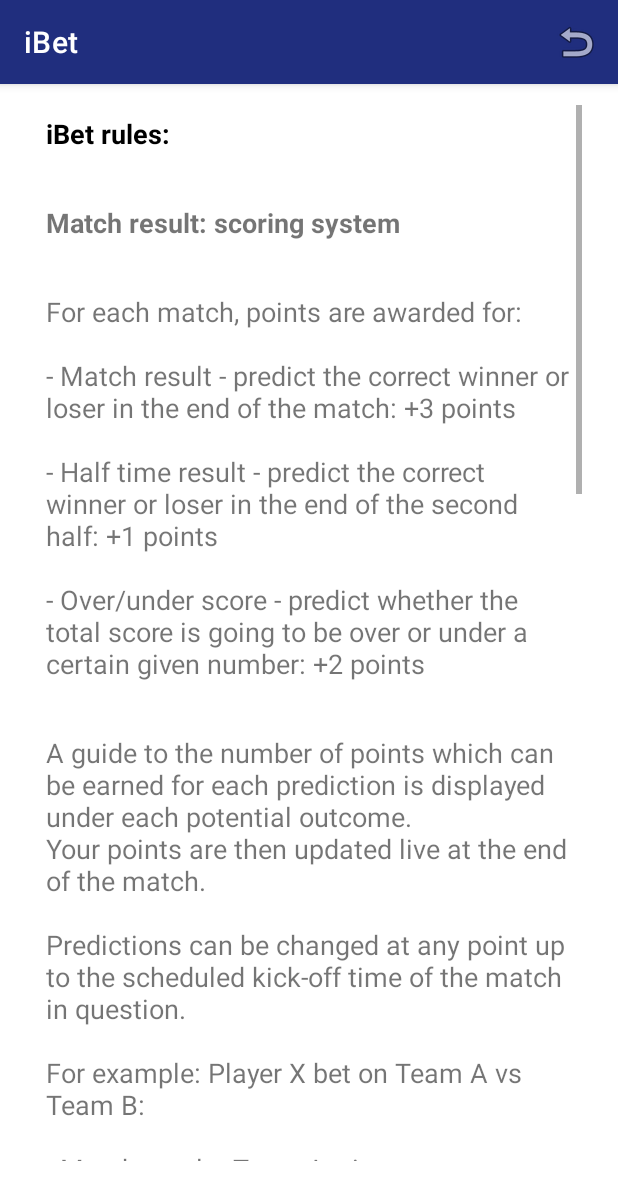
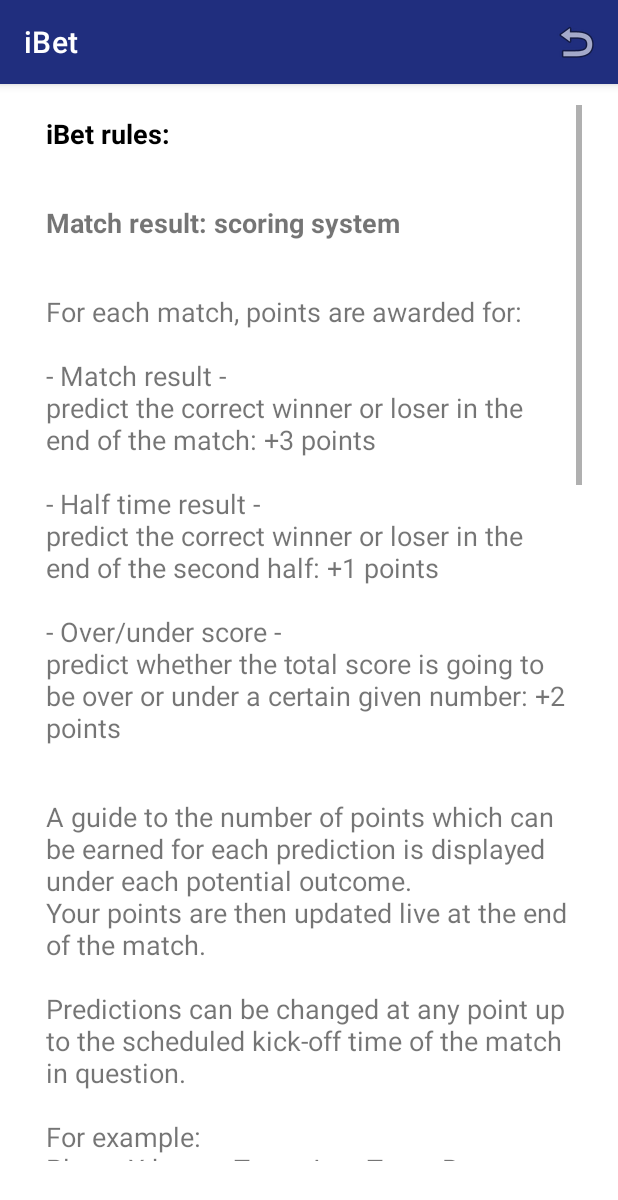
Before and after one commit to EdenShtein/iBet, an Android app: the RulesFragment screen opened through its navigation route, on a phone screen of 412 x 824 dp. Shown: the top 1200 px of the screen. Run offline under Robolectric (Android 15) with nearby library versions, the phone set to English and light mode, and no system bars.

Commit message:
fixed rules fregmant

```diff
--- a/app/src/main/java/com/example/ibet/MainActivity.java
+++ b/app/src/main/java/com/example/ibet/MainActivity.java
@@ -16,7 +16,6 @@ public class MainActivity extends AppCompatActivity {
     SharedPreferences pref;
     SharedPreferences.Editor editor;
 
-
     @Override
     protected void onCreate(Bundle savedInstanceState) {
         super.onCreate(savedInstanceState);
@@ -33,6 +32,7 @@ public class MainActivity extends AppCompatActivity {
             }
         }
     }
+
     public void userIsLogin() {
         navController.navigate(R.id.action_login_to_mainFreed);
     }
--- a/app/src/main/java/com/example/ibet/MainFeedFragment.java
+++ b/app/src/main/java/com/example/ibet/MainFeedFragment.java
@@ -90,12 +90,14 @@ public class MainFeedFragment extends Fragment {
         myDialog.setContentView(R.layout.fragment_invitation_pop_up);
         closeBtn = myDialog.findViewById(R.id.pop_close_btn);
         confirmBtn = (Button) myDialog.findViewById(R.id.pop_confirm_btn);
+
         closeBtn.setOnClickListener(new View.OnClickListener() {
             @Override
             public void onClick(View v) {
                 myDialog.dismiss();
             }
         });
+
         confirmBtn.setOnClickListener(new View.OnClickListener() {
             @Override
             public void onClick(View v) {
@@ -138,7 +140,7 @@ public class MainFeedFragment extends Fragment {
             default:
 
         }
+
         return super.onOptionsItemSelected(item);
-
     }
 }
--- a/app/src/main/java/com/example/ibet/MyProfileFragment.java
+++ b/app/src/main/java/com/example/ibet/MyProfileFragment.java
@@ -54,7 +54,6 @@ public class MyProfileFragment extends Fragment {
         groupAdapter.setGroupsData(groupList);
         groupsList_rv.setAdapter(groupAdapter);
 
-
         return view;
     }
 
@@ -85,7 +84,7 @@ public class MyProfileFragment extends Fragment {
             default:
 
         }
+
         return super.onOptionsItemSelected(item);
-
     }
 }
--- a/app/src/main/java/com/example/ibet/RulesFragment.java
+++ b/app/src/main/java/com/example/ibet/RulesFragment.java
@@ -50,52 +50,63 @@ public class RulesFragment extends Fragment {
         textView10 = view.findViewById(R.id.rules_text10);
         textView11 = view.findViewById(R.id.rules_text11);
 
-        textView1.setText("iBet rules:\n");
+        textView1.setText("iBet rules: \n");
 
-        textView2.setText("Match result: scoring system\n");
+        textView2.setText("Match result: scoring system \n");
 
-        textView3.setText("For each match, points are awarded for:\n" +
+        textView3.setText(
+                "For each match, points are awarded for:\n" +
                 "\n" +
-                "- Match result - predict the correct winner or loser in the end of the match: +3 points\n" + "\n" +
-                "- Half time result - predict the correct winner or loser in the end of the second half: +1 points\n" + "\n" +
-                "- Over/under score - predict whether the total score is going to be over or under a certain given number: +2 points" + "\n");
+                "- Match result - \n" +
+                "predict the correct winner or loser in the end of the match: +3 points \n" +
+                "\n" +
+                "- Half time result - \n" +
+                "predict the correct winner or loser in the end of the second half: +1 points\n" +
+                "\n" +
+                "- Over/under score - \n" +
+                "predict whether the total score is going to be over or under a certain given number: +2 points" + "\n");
 
         textView4.setText(
                 "A guide to the number of points which can be earned for each prediction is displayed under each potential outcome. \n" +
-                "Your points are then updated live at the end of the match.\n" +
+                "Your points are then updated live at the end of the match. \n" +
                 "\n" +
                 "Predictions can be changed at any point up to the scheduled kick-off time of the match in question.\n" +
                 "\n" +
-                "For example: Player X bet on Team A vs Team B:\n" +
+                "For example: \n" +
+                "Player X bet on Team A vs Team B: \n" +
+                "1. Match result - Team A wins \n" +
+                "2. Half time result - Team A wins \n" +
+                "3. Over/under score - under 150 \n" +
                 "\n" +
-                "- Match result - Team A wins\n" +
-                "- Half time result - Team A wins\n" +
-                "- Over/under score - under 150\n" +
-                "\n" +
-                "The result of the game: team A won the game (+3 points), but team B was leading at half time. The final score was 90:70 (90+70=160).\n" +
-                "Player X will be given only 3 points because team B was leading at half time, not team A, and the score was over 150.\n");
+                "The result of the game: team A won the game (+3 points), but team B was leading at half time. The final score was 90:70 (90+70=160). \n" +
+                "Player X will be given only 3 points because team B was leading at half time, not team A, and the score was over 150. \n");
 
         textView5.setText("Groups\n");
 
-        textView6.setText("A key aspect of the game is the opportunity to compete against friends, colleagues and players from around the globe in private groups.\n" +
+        textView6.setText(
+                "A key aspect of the game is the opportunity to compete against friends, colleagues and players from around the globe in private groups. \n" +
                 "Private groups are the heart and soul of the game where you can compete against your friends, family and colleagues. \n" +
-                "Simply join or create a group and then send out the unique code to allow others to join.\n" +
-                "A private group lasts for the entire tournament – you can invite anyone to your group by sharing the unique code or link either via email or on social media.\n");
+                "Simply join or create a group and then send out the unique code to allow others to join. \n" +
+                "A private group lasts for the entire tournament. \n" +
+                "you can invite anyone to your group by sharing the unique code or link either via email or on social media. \n");
 
         textView7.setText("Changing the scoring system\n");
 
-        textView8.setText("As said above, the points awarded for: match result, half time result, over/under score.\n" +
-                "When creating a new betting group, you will be able to change the different value of the scoring system to whatever you prefer. \n" +
+        textView8.setText(
+                "As said above, the points awarded for: match result, half time result, over/under score.\n" +
+                "When creating a new betting group, you will be able to change the different value of the scoring system to whatever you prefer. \n\n" +
                 "For example: Player X created a new group with this scoring system:\n");
 
-        textView9.setText("- Match result - +1 points\n" +
+        textView9.setText(
+                "- Match result - +1 points\n" +
                 "- Half time result - +0 points\n" +
                 "- Over/under score - +5 points");
 
         textView10.setText("\n Contact us");
 
-        textView11.setText("\n If you have any questions about iBet rules that are not included in the information above, \n" +
-                "feel free to email [**ibet@gmail.com**](mailto:ibet@gmail.com) and we will get back to you as soon as we can.");
+        textView11.setText(
+                "\n If you have any questions about iBet rules that are not included in the information above, \n" +
+                "feel free to email ibet@cs.ibet.com and we will get back to you as soon as we can.");
 
         return view;
     }
@@ -117,7 +128,7 @@ public class RulesFragment extends Fragment {
             default:
 
         }
+
         return super.onOptionsItemSelected(item);
-
     }
 }
```
